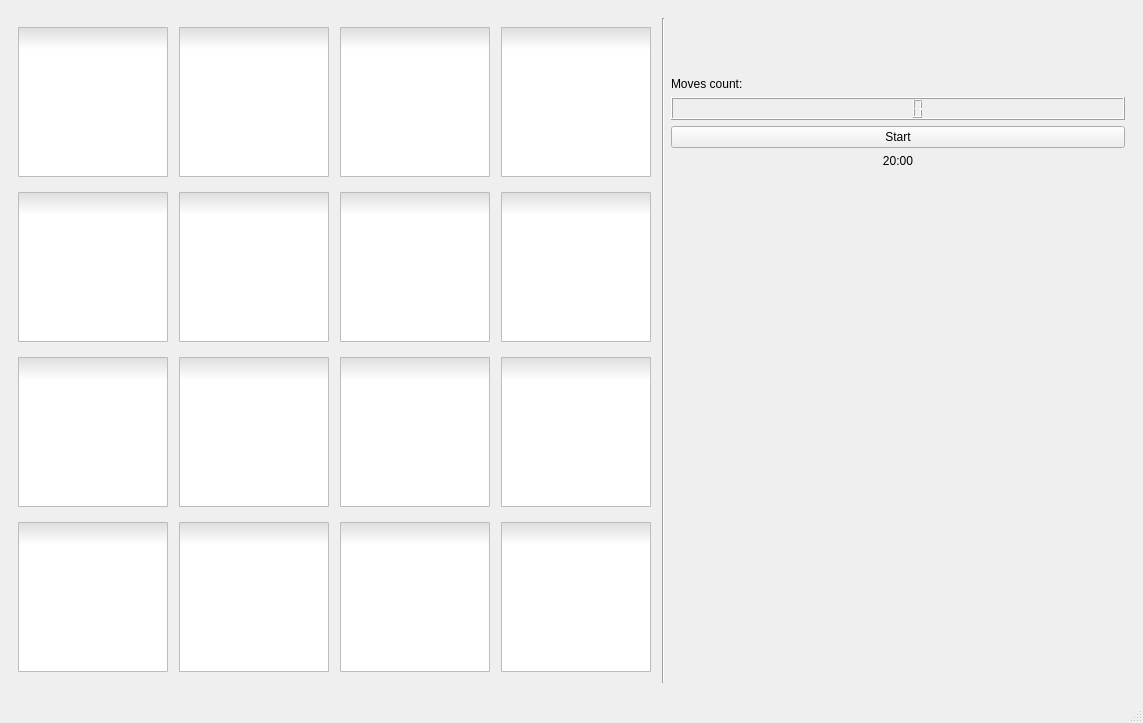
Qt form mainwindow.ui (ducbinh1996/Matching-game-Qt) before a commit.
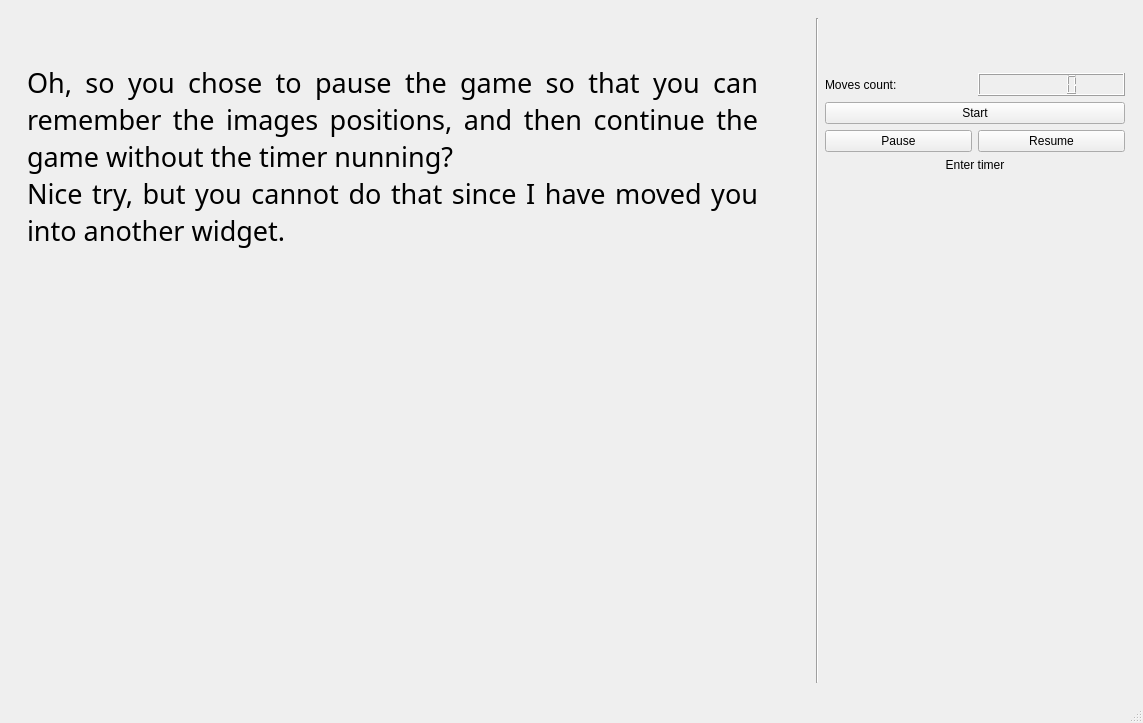
The same form after that commit. The open tabs and pages were chosen to show the change. Icons and pictures are not drawn.

Commit message: Add pauseGame widget 	Add stackedWidget_2 for pauseGame and inGame page 	Add pauseBtn and resumeBtn 	Realign right panel 	Add function for pauseBtn and resumeBtn

Diff of the .ui file:
```diff
--- a/mainwindow.ui
+++ b/mainwindow.ui
@@ -14,7 +14,7 @@
    <string>MainWindow</string>
   </property>
   <widget class="QWidget" name="centralwidget">
-   <layout class="QHBoxLayout" name="horizontalLayout_5">
+   <layout class="QVBoxLayout" name="verticalLayout_7">
     <item>
      <layout class="QVBoxLayout" name="verticalLayout_2">
       <item>
@@ -99,9 +99,81 @@
          <property name="styleSheet">
           <string notr="true"/>
          </property>
+         <layout class="QHBoxLayout" name="horizontalLayout_5">
+          <item>
+           <widget class="QStackedWidget" name="stackedWidget_2">
+            <property name="minimumSize">
+             <size>
+              <width>300</width>
+              <height>300</height>
+             </size>
+            </property>
+            <property name="currentIndex">
+             <number>0</number>
+            </property>
+            <widget class="QWidget" name="pausedGame">
+             <layout class="QVBoxLayout" name="verticalLayout_8">
+              <item>
          <layout class="QVBoxLayout" name="verticalLayout_3">
           <item>
-           <layout class="QHBoxLayout" name="horizontalLayout_2">
+                 <widget class="QLabel" name="pauseMessage">
+                  <property name="sizePolicy">
+                   <sizepolicy hsizetype="Fixed" vsizetype="Fixed">
+                    <horstretch>0</horstretch>
+                    <verstretch>0</verstretch>
+                   </sizepolicy>
+                  </property>
+                  <property name="minimumSize">
+                   <size>
+                    <width>731</width>
+                    <height>150</height>
+                   </size>
+                  </property>
+                  <property name="font">
+                   <font>
+                    <family>Impact</family>
+                    <pointsize>20</pointsize>
+                   </font>
+                  </property>
+                  <property name="text">
+                   <string>&lt;html&gt;&lt;head/&gt;&lt;body&gt;&lt;p align=&quot;justify&quot;&gt;Oh, so you chose to pause the game so that you can remember the images positions, and then continue the game without the timer nunning? &lt;br/&gt;Nice try, but you cannot do that since I have moved you into another widget.&lt;/p&gt;&lt;/body&gt;&lt;/html&gt;</string>
+                  </property>
+                  <property name="wordWrap">
+                   <bool>true</bool>
+                  </property>
+                 </widget>
+                </item>
+                <item>
+                 <widget class="QLabel" name="pauseImage">
+                  <property name="sizePolicy">
+                   <sizepolicy hsizetype="Fixed" vsizetype="Fixed">
+                    <horstretch>0</horstretch>
+                    <verstretch>0</verstretch>
+                   </sizepolicy>
+                  </property>
+                  <property name="minimumSize">
+                   <size>
+                    <width>731</width>
+                    <height>381</height>
+                   </size>
+                  </property>
+                  <property name="styleSheet">
+                   <string notr="true">QLabel#pauseImage {
+	image: url(:/pauseWidget..jpg);
+}
+</string>
+                  </property>
+                  <property name="text">
+                   <string/>
+                  </property>
+                 </widget>
+                </item>
+               </layout>
+              </item>
+             </layout>
+            </widget>
+            <widget class="QWidget" name="inGame">
+             <layout class="QVBoxLayout" name="verticalLayout_6">
             <item>
              <layout class="QGridLayout" name="gridLayout">
               <item row="0" column="0">
@@ -506,8 +578,12 @@
               </item>
              </layout>
             </item>
+             </layout>
+            </widget>
+           </widget>
+          </item>
             <item>
-             <layout class="QHBoxLayout" name="horizontalLayout">
+           <layout class="QHBoxLayout" name="horizontalLayout_4">
               <item>
                <widget class="Line" name="line">
                 <property name="orientation">
@@ -531,6 +607,8 @@
                  </spacer>
                 </item>
                 <item>
+               <layout class="QHBoxLayout" name="horizontalLayout_2">
+                <item>
                  <widget class="QLabel" name="label">
                   <property name="text">
                    <string>Moves count:</string>
@@ -540,6 +618,8 @@
                 <item>
                  <widget class="QLCDNumber" name="moveNumber"/>
                 </item>
+               </layout>
+              </item>
                 <item>
                  <widget class="QPushButton" name="startBtn">
                   <property name="text">
@@ -547,10 +627,28 @@
                   </property>
                  </widget>
                 </item>
+              <item>
+               <layout class="QHBoxLayout" name="horizontalLayout">
+                <item>
+                 <widget class="QPushButton" name="pauseBtn">
+                  <property name="text">
+                   <string>Pause</string>
+                  </property>
+                 </widget>
+                </item>
+                <item>
+                 <widget class="QPushButton" name="resumeBtn">
+                  <property name="text">
+                   <string>Resume</string>
+                  </property>
+                 </widget>
+                </item>
+               </layout>
+              </item>
                 <item>
                  <widget class="QLabel" name="timerDisplay">
                   <property name="text">
-                   <string>20:00</string>
+                 <string>Enter timer</string>
                   </property>
                   <property name="alignment">
                    <set>Qt::AlignCenter</set>
@@ -603,8 +701,6 @@
                    <bool>false</bool>
                   </property>
                  </widget>
-                </item>
-               </layout>
               </item>
              </layout>
             </item>
```
Left out of the diff: 2 changed lines with no effect on the pictures. Lines whose indentation alone changed are shown as unchanged. The commit also changes 4 other files.
